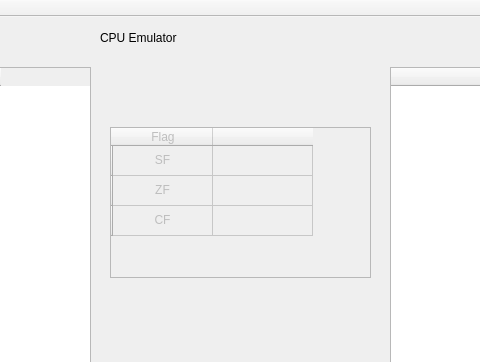
The window that mainwindow.ui (DmitryDobr/CPUEmulator) describes before a commit, drawn with Qt 5; both pictures show x 120 to 600 and y 0 to 362 of the 913 by 630 pixel window.
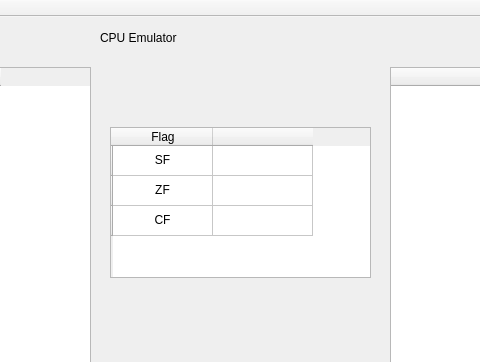
The same window after the commit.

Commit message:
Update UI, Signals, CPU, Memory
- Добавлено обновление таблицы флагов в соответствии с их состоянием
- Убрал SingleShot таймер при Hlt (т.к. нашел удобную позицию для основного сигнала обновления)
- Проверена работа CMP в связке с обновлением интерфейса
- Из класса Memory можно получить указатель на массив, чтоб прочитать сразу все ячейки в таблицу
- Из процессора можно получить указатель на Memory (чтоб можно было из ui просмотреть все ячейки сразу)

```diff
--- a/mainwindow.ui
+++ b/mainwindow.ui
@@ -126,7 +126,7 @@
    </widget>
    <widget class="QTableWidget" name="tw_flag">
     <property name="enabled">
-     <bool>false</bool>
+     <bool>true</bool>
     </property>
     <property name="geometry">
      <rect>
```
The commit also changes 7 other files.
